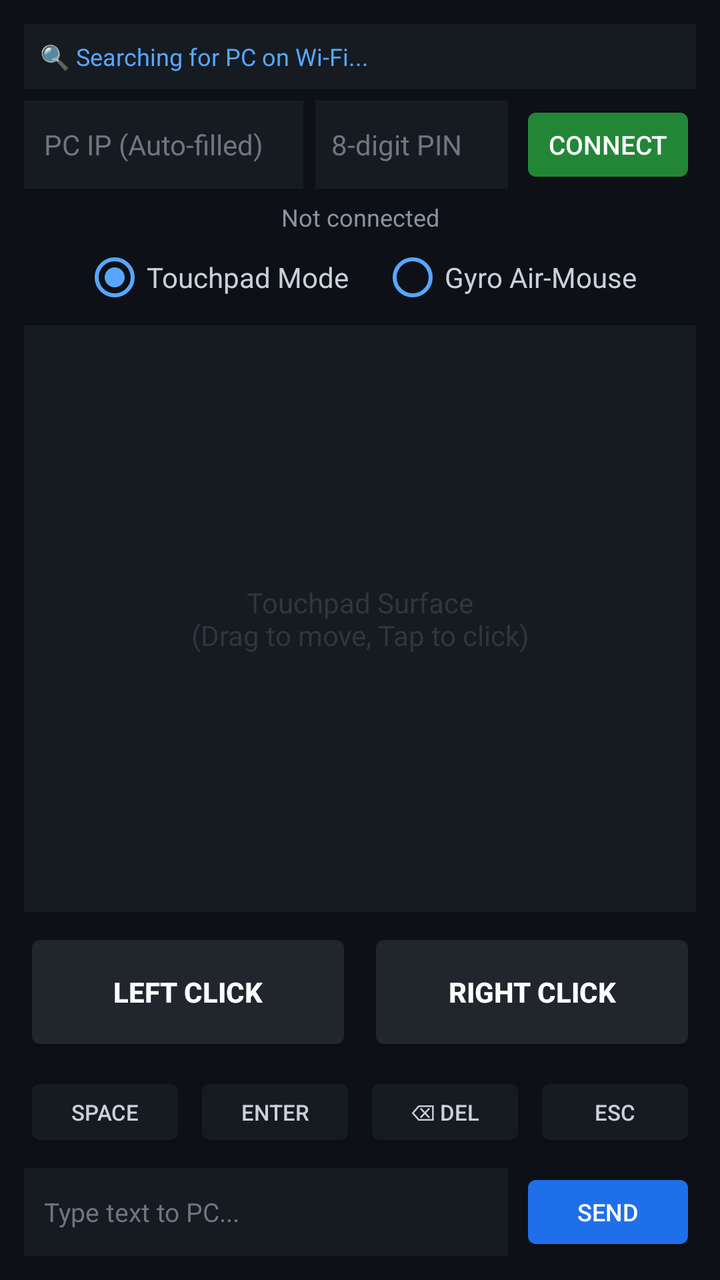
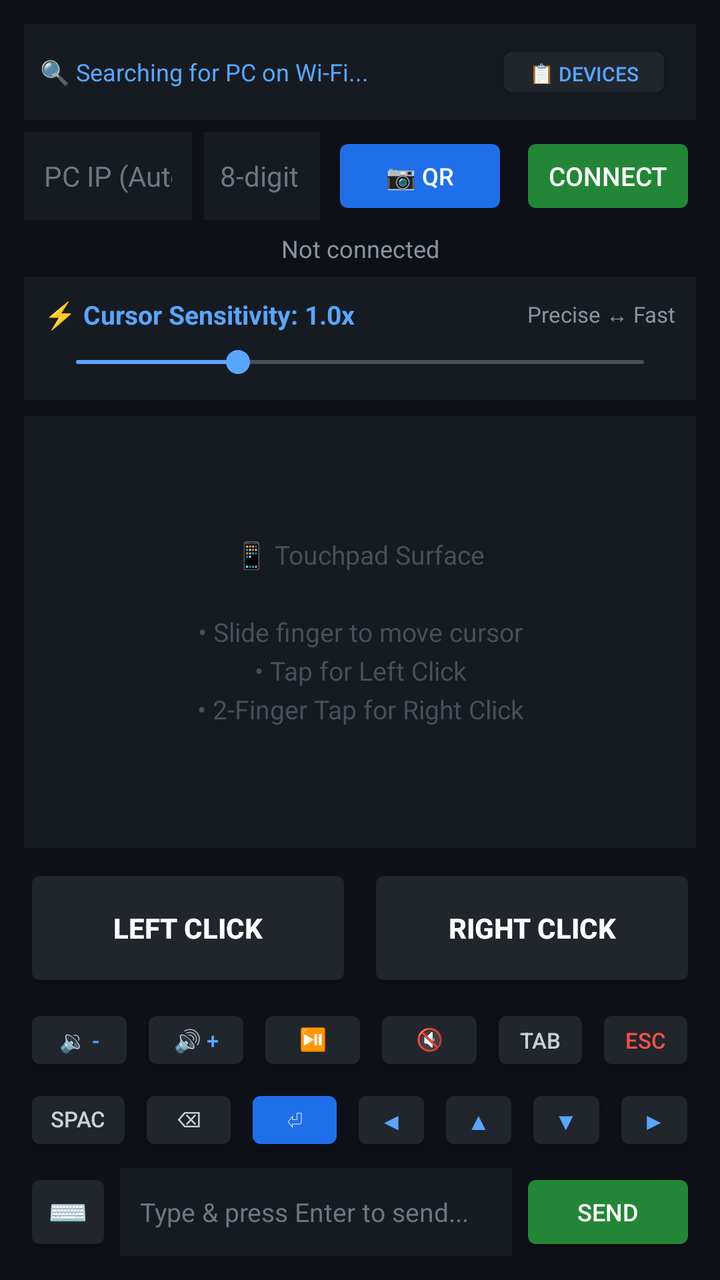

The first picture is an Android layout as it rendered before a commit; the second is the same layout after the commit. The layout source and the unified diff follow.
<!-- AndroidManifest.xml: application theme android:Theme.DeviceDefault.NoActionBar -->
<!-- res/layout/activity_main.xml -->
<?xml version="1.0" encoding="utf-8"?>
<LinearLayout xmlns:android="http://schemas.android.com/apk/res/android"
    android:layout_width="match_parent"
    android:layout_height="match_parent"
    android:orientation="vertical"
    android:background="#0D1117"
    android:padding="12dp">

    
    <LinearLayout
        android:id="@+id/layoutDiscovery"
        android:layout_width="match_parent"
        android:layout_height="wrap_content"
        android:orientation="horizontal"
        android:background="#161B22"
        android:padding="8dp"
        android:gravity="center_vertical"
        android:layout_marginBottom="6dp">

        <TextView
            android:id="@+id/tvDiscoveryStatus"
            android:layout_width="0dp"
            android:layout_height="wrap_content"
            android:layout_weight="1"
            android:text="🔍 Searching for PC on Wi-Fi..."
            android:textColor="#58A6FF"
            android:textSize="12sp" />

        <Button
            android:id="@+id/btnForget"
            android:layout_width="wrap_content"
            android:layout_height="32dp"
            android:text="Forget"
            android:textSize="10sp"
            android:visibility="gone"
            android:backgroundTint="#21262D"
            android:textColor="#F85149" />
    </LinearLayout>

    
    <LinearLayout
        android:layout_width="match_parent"
        android:layout_height="wrap_content"
        android:orientation="horizontal"
        android:gravity="center_vertical">

        <EditText
            android:id="@+id/etIp"
            android:layout_width="0dp"
            android:layout_height="44dp"
            android:layout_weight="1.6"
            android:hint="PC IP (Auto-filled)"
            android:textColorHint="#6E7681"
            android:textColor="#FFFFFF"
            android:background="#161B22"
            android:paddingHorizontal="10dp"
            android:textSize="14sp"
            android:inputType="textUri" />

        <EditText
            android:id="@+id/etPin"
            android:layout_width="0dp"
            android:layout_height="44dp"
            android:layout_weight="1.1"
            android:layout_marginStart="6dp"
            android:hint="8-digit PIN"
            android:textColorHint="#6E7681"
            android:textColor="#FFFFFF"
            android:background="#161B22"
            android:paddingHorizontal="8dp"
            android:textSize="14sp"
            android:maxLength="8"
            android:inputType="number" />

        <Button
            android:id="@+id/btnConnect"
            android:layout_width="wrap_content"
            android:layout_height="44dp"
            android:layout_marginStart="6dp"
            android:text="Connect"
            android:textSize="13sp"
            android:backgroundTint="#238636"
            android:textColor="#FFFFFF" />
    </LinearLayout>

    
    <TextView
        android:id="@+id/tvStatus"
        android:layout_width="match_parent"
        android:layout_height="wrap_content"
        android:text="Not connected"
        android:textColor="#8B949E"
        android:textSize="12sp"
        android:gravity="center"
        android:layout_marginVertical="6dp" />

    
    <RadioGroup
        android:id="@+id/rgMode"
        android:layout_width="match_parent"
        android:layout_height="wrap_content"
        android:orientation="horizontal"
        android:gravity="center"
        android:layout_marginBottom="8dp">

        <RadioButton
            android:id="@+id/rbTouchpad"
            android:layout_width="wrap_content"
            android:layout_height="wrap_content"
            android:text="Touchpad Mode"
            android:textColor="#C9D1D9"
            android:checked="true"
            android:buttonTint="#58A6FF"
            android:layout_marginEnd="16dp" />

        <RadioButton
            android:id="@+id/rbAirMouse"
            android:layout_width="wrap_content"
            android:layout_height="wrap_content"
            android:text="Gyro Air-Mouse"
            android:textColor="#C9D1D9"
            android:buttonTint="#58A6FF" />
    </RadioGroup>

    
    <Button
        android:id="@+id/btnRecenter"
        android:layout_width="match_parent"
        android:layout_height="44dp"
        android:text="Pause Motion"
        android:visibility="gone"
        android:backgroundTint="#30363D"
        android:textColor="#58A6FF"
        android:layout_marginBottom="8dp" />

    
    <FrameLayout
        android:id="@+id/viewTouchpad"
        android:layout_width="match_parent"
        android:layout_height="0dp"
        android:layout_weight="1"
        android:background="#161B22">

        <TextView
            android:layout_width="wrap_content"
            android:layout_height="wrap_content"
            android:text="Touchpad Surface\n(Drag to move, Tap to click)"
            android:textColor="#30363D"
            android:textSize="14sp"
            android:gravity="center"
            android:layout_gravity="center" />
    </FrameLayout>

    
    <LinearLayout
        android:layout_width="match_parent"
        android:layout_height="64dp"
        android:orientation="horizontal"
        android:layout_marginTop="8dp">

        <Button
            android:id="@+id/btnLeftClick"
            android:layout_width="0dp"
            android:layout_height="match_parent"
            android:layout_weight="1"
            android:text="LEFT CLICK"
            android:textSize="14sp"
            android:textStyle="bold"
            android:backgroundTint="#21262D"
            android:textColor="#FFFFFF" />

        <Button
            android:id="@+id/btnRightClick"
            android:layout_width="0dp"
            android:layout_height="match_parent"
            android:layout_weight="1"
            android:layout_marginStart="8dp"
            android:text="RIGHT CLICK"
            android:textSize="14sp"
            android:textStyle="bold"
            android:backgroundTint="#21262D"
            android:textColor="#FFFFFF" />
    </LinearLayout>

    
    <LinearLayout
        android:layout_width="match_parent"
        android:layout_height="40dp"
        android:orientation="horizontal"
        android:layout_marginTop="8dp">

        <Button
            android:id="@+id/btnKeySpace"
            android:layout_width="0dp"
            android:layout_height="match_parent"
            android:layout_weight="1"
            android:text="Space"
            android:textSize="11sp"
            android:backgroundTint="#161B22"
            android:textColor="#C9D1D9" />

        <Button
            android:id="@+id/btnKeyEnter"
            android:layout_width="0dp"
            android:layout_height="match_parent"
            android:layout_weight="1"
            android:layout_marginStart="4dp"
            android:text="Enter"
            android:textSize="11sp"
            android:backgroundTint="#161B22"
            android:textColor="#C9D1D9" />

        <Button
            android:id="@+id/btnKeyBackspace"
            android:layout_width="0dp"
            android:layout_height="match_parent"
            android:layout_weight="1"
            android:layout_marginStart="4dp"
            android:text="⌫ Del"
            android:textSize="11sp"
            android:backgroundTint="#161B22"
            android:textColor="#C9D1D9" />

        <Button
            android:id="@+id/btnKeyEsc"
            android:layout_width="0dp"
            android:layout_height="match_parent"
            android:layout_weight="1"
            android:layout_marginStart="4dp"
            android:text="Esc"
            android:textSize="11sp"
            android:backgroundTint="#161B22"
            android:textColor="#C9D1D9" />
    </LinearLayout>

    
    <LinearLayout
        android:layout_width="match_parent"
        android:layout_height="44dp"
        android:orientation="horizontal"
        android:layout_marginTop="8dp">

        <EditText
            android:id="@+id/etTextInput"
            android:layout_width="0dp"
            android:layout_height="match_parent"
            android:layout_weight="1"
            android:hint="Type text to PC..."
            android:textColorHint="#6E7681"
            android:textColor="#FFFFFF"
            android:background="#161B22"
            android:paddingHorizontal="10dp"
            android:textSize="13sp" />

        <Button
            android:id="@+id/btnSendText"
            android:layout_width="wrap_content"
            android:layout_height="match_parent"
            android:layout_marginStart="6dp"
            android:text="Send"
            android:textSize="12sp"
            android:backgroundTint="#1F6FEB"
            android:textColor="#FFFFFF" />
    </LinearLayout>

</LinearLayout>
<!-- resources referenced by this layout -->
<resources>

</resources>

<!-- the commit's change to res/layout/activity_main.xml (unified diff, before → after) -->
@@ -27,6 +27,16 @@
             android:textSize="12sp" />
 
         <Button
+            android:id="@+id/btnDevicesList"
+            android:layout_width="wrap_content"
+            android:layout_height="32dp"
+            android:text="📋 Devices"
+            android:textSize="10sp"
+            android:backgroundTint="#21262D"
+            android:textColor="#58A6FF"
+            android:layout_marginEnd="4dp" />
+
+        <Button
             android:id="@+id/btnForget"
             android:layout_width="wrap_content"
             android:layout_height="32dp"
@@ -53,7 +63,8 @@
             android:textColorHint="#6E7681"
             android:textColor="#FFFFFF"
             android:background="#161B22"
-            android:paddingHorizontal="10dp"
+            android:paddingLeft="10dp"
+            android:paddingRight="10dp"
             android:textSize="14sp"
             android:inputType="textUri" />
 
@@ -67,10 +78,21 @@
             android:textColorHint="#6E7681"
             android:textColor="#FFFFFF"
             android:background="#161B22"
-            android:paddingHorizontal="8dp"
+            android:paddingLeft="8dp"
+            android:paddingRight="8dp"
             android:textSize="14sp"
             android:maxLength="8"
             android:inputType="number" />
+
+        <Button
+            android:id="@+id/btnScanQr"
+            android:layout_width="wrap_content"
+            android:layout_height="44dp"
+            android:layout_marginStart="6dp"
+            android:text="📷 QR"
+            android:textSize="12sp"
+            android:backgroundTint="#1F6FEB"
+            android:textColor="#FFFFFF" />
 
         <Button
             android:id="@+id/btnConnect"
@@ -95,43 +117,49 @@
         android:layout_marginVertical="6dp" />
 
     
-    <RadioGroup
-        android:id="@+id/rgMode"
+    <LinearLayout
+        android:id="@+id/layoutSensitivity"
         android:layout_width="match_parent"
         android:layout_height="wrap_content"
-        android:orientation="horizontal"
-        android:gravity="center"
+        android:orientation="vertical"
+        android:background="#161B22"
+        android:padding="10dp"
         android:layout_marginBottom="8dp">
 
-        <RadioButton
-            android:id="@+id/rbTouchpad"
-            android:layout_width="wrap_content"
+        <LinearLayout
+            android:layout_width="match_parent"
             android:layout_height="wrap_content"
-            android:text="Touchpad Mode"
-            android:textColor="#C9D1D9"
-            android:checked="true"
-            android:buttonTint="#58A6FF"
-            android:layout_marginEnd="16dp" />
-
-        <RadioButton
-            android:id="@+id/rbAirMouse"
-            android:layout_width="wrap_content"
+            android:orientation="horizontal"
+            android:gravity="center_vertical">
+
+            <TextView
+                android:id="@+id/tvSensitivityLabel"
+                android:layout_width="0dp"
+                android:layout_height="wrap_content"
+                android:layout_weight="1"
+                android:text="⚡ Cursor Sensitivity: 1.0x"
+                android:textColor="#58A6FF"
+                android:textSize="13sp"
+                android:textStyle="bold" />
+
+            <TextView
+                android:layout_width="wrap_content"
+                android:layout_height="wrap_content"
+                android:text="Precise ↔ Fast"
+                android:textColor="#8B949E"
+                android:textSize="11sp" />
+        </LinearLayout>
+
+        <SeekBar
+            android:id="@+id/sbSensitivity"
+            android:layout_width="match_parent"
             android:layout_height="wrap_content"
-            android:text="Gyro Air-Mouse"
-            android:textColor="#C9D1D9"
-            android:buttonTint="#58A6FF" />
-    </RadioGroup>
-
-    
-    <Button
-        android:id="@+id/btnRecenter"
-        android:layout_width="match_parent"
-        android:layout_height="44dp"
-        android:text="Pause Motion"
-        android:visibility="gone"
-        android:backgroundTint="#30363D"
-        android:textColor="#58A6FF"
-        android:layout_marginBottom="8dp" />
+            android:max="280"
+            android:progress="80"
+            android:progressTint="#58A6FF"
+            android:thumbTint="#58A6FF"
+            android:layout_marginTop="6dp" />
+    </LinearLayout>
 
     
     <FrameLayout
@@ -139,14 +167,16 @@
         android:layout_width="match_parent"
         android:layout_height="0dp"
         android:layout_weight="1"
+        android:visibility="visible"
         android:background="#161B22">
 
         <TextView
             android:layout_width="wrap_content"
             android:layout_height="wrap_content"
-            android:text="Touchpad Surface\n(Drag to move, Tap to click)"
-            android:textColor="#30363D"
-            android:textSize="14sp"
+            android:text="📱 Touchpad Surface\n\n• Slide finger to move cursor\n• Tap for Left Click\n• 2-Finger Tap for Right Click"
+            android:textColor="#484F58"
+            android:textSize="13sp"
+            android:lineSpacingExtra="4dp"
             android:gravity="center"
             android:layout_gravity="center" />
     </FrameLayout>
@@ -185,52 +215,158 @@
     
     <LinearLayout
         android:layout_width="match_parent"
-        android:layout_height="40dp"
-        android:orientation="horizontal"
-        android:layout_marginTop="8dp">
+        android:layout_height="36dp"
+        android:orientation="horizontal"
+        android:layout_marginTop="6dp">
+
+        <Button
+            android:id="@+id/btnKeyVolDown"
+            android:layout_width="0dp"
+            android:layout_height="match_parent"
+            android:layout_weight="1"
+            android:text="🔉 -"
+            android:textSize="11sp"
+            android:backgroundTint="#21262D"
+            android:textColor="#58A6FF" />
+
+        <Button
+            android:id="@+id/btnKeyVolUp"
+            android:layout_width="0dp"
+            android:layout_height="match_parent"
+            android:layout_weight="1"
+            android:layout_marginStart="3dp"
+            android:text="🔊 +"
+            android:textSize="11sp"
+            android:backgroundTint="#21262D"
+            android:textColor="#58A6FF" />
+
+        <Button
+            android:id="@+id/btnKeyPlayPause"
+            android:layout_width="0dp"
+            android:layout_height="match_parent"
+            android:layout_weight="1"
+            android:layout_marginStart="3dp"
+            android:text="⏯️ Play"
+            android:textSize="11sp"
+            android:backgroundTint="#21262D"
+            android:textColor="#58A6FF" />
+
+        <Button
+            android:id="@+id/btnKeyMute"
+            android:layout_width="0dp"
+            android:layout_height="match_parent"
+            android:layout_weight="1"
+            android:layout_marginStart="3dp"
+            android:text="🔇 Mute"
+            android:textSize="11sp"
+            android:backgroundTint="#21262D"
+            android:textColor="#8B949E" />
+
+        <Button
+            android:id="@+id/btnKeyTab"
+            android:layout_width="0dp"
+            android:layout_height="match_parent"
+            android:layout_weight="0.9"
+            android:layout_marginStart="3dp"
+            android:text="Tab"
+            android:textSize="11sp"
+            android:backgroundTint="#21262D"
+            android:textColor="#C9D1D9" />
+
+        <Button
+            android:id="@+id/btnKeyEsc"
+            android:layout_width="0dp"
+            android:layout_height="match_parent"
+            android:layout_weight="0.9"
+            android:layout_marginStart="3dp"
+            android:text="Esc"
+            android:textSize="11sp"
+            android:backgroundTint="#21262D"
+            android:textColor="#F85149" />
+    </LinearLayout>
+
+    
+    <LinearLayout
+        android:layout_width="match_parent"
+        android:layout_height="36dp"
+        android:orientation="horizontal"
+        android:layout_marginTop="4dp">
 
         <Button
             android:id="@+id/btnKeySpace"
             android:layout_width="0dp"
             android:layout_height="match_parent"
-            android:layout_weight="1"
+            android:layout_weight="1.2"
             android:text="Space"
             android:textSize="11sp"
-            android:backgroundTint="#161B22"
+            android:backgroundTint="#21262D"
             android:textColor="#C9D1D9" />
 
         <Button
+            android:id="@+id/btnKeyBackspace"
+            android:layout_width="0dp"
+            android:layout_height="match_parent"
+            android:layout_weight="1.1"
+            android:layout_marginStart="3dp"
+            android:text="⌫ Del"
+            android:textSize="11sp"
+            android:backgroundTint="#21262D"
+            android:textColor="#C9D1D9" />
+
+        <Button
             android:id="@+id/btnKeyEnter"
             android:layout_width="0dp"
             android:layout_height="match_parent"
-            android:layout_weight="1"
-            android:layout_marginStart="4dp"
-            android:text="Enter"
-            android:textSize="11sp"
-            android:backgroundTint="#161B22"
-            android:textColor="#C9D1D9" />
-
-        <Button
-            android:id="@+id/btnKeyBackspace"
-            android:layout_width="0dp"
-            android:layout_height="match_parent"
-            android:layout_weight="1"
-            android:layout_marginStart="4dp"
-            android:text="⌫ Del"
-            android:textSize="11sp"
-            android:backgroundTint="#161B22"
-            android:textColor="#C9D1D9" />
-
-        <Button
-            android:id="@+id/btnKeyEsc"
-            android:layout_width="0dp"
-            android:layout_height="match_parent"
-            android:layout_weight="1"
-            android:layout_marginStart="4dp"
-            android:text="Esc"
-            android:textSize="11sp"
-            android:backgroundTint="#161B22"
-            android:textColor="#C9D1D9" />
+            android:layout_weight="1.1"
+            android:layout_marginStart="3dp"
+            android:text="⏎ Enter"
+            android:textSize="11sp"
+            android:backgroundTint="#1F6FEB"
+            android:textColor="#FFFFFF" />
+
+        <Button
+            android:id="@+id/btnKeyLeft"
+            android:layout_width="0dp"
+            android:layout_height="match_parent"
+            android:layout_weight="0.9"
+            android:layout_marginStart="3dp"
+            android:text="◀"
+            android:textSize="12sp"
+            android:backgroundTint="#21262D"
+            android:textColor="#58A6FF" />
+
+        <Button
+            android:id="@+id/btnKeyUp"
+            android:layout_width="0dp"
+            android:layout_height="match_parent"
+            android:layout_weight="0.9"
+            android:layout_marginStart="3dp"
+            android:text="▲"
+            android:textSize="12sp"
+            android:backgroundTint="#21262D"
+            android:textColor="#58A6FF" />
+
+        <Button
+            android:id="@+id/btnKeyDown"
+            android:layout_width="0dp"
+            android:layout_height="match_parent"
+            android:layout_weight="0.9"
+            android:layout_marginStart="3dp"
+            android:text="▼"
+            android:textSize="12sp"
+            android:backgroundTint="#21262D"
+            android:textColor="#58A6FF" />
+
+        <Button
+            android:id="@+id/btnKeyRight"
+            android:layout_width="0dp"
+            android:layout_height="match_parent"
+            android:layout_weight="0.9"
+            android:layout_marginStart="3dp"
+            android:text="▶"
+            android:textSize="12sp"
+            android:backgroundTint="#21262D"
+            android:textColor="#58A6FF" />
     </LinearLayout>
 
     
@@ -238,28 +374,42 @@
         android:layout_width="match_parent"
         android:layout_height="44dp"
         android:orientation="horizontal"
-        android:layout_marginTop="8dp">
+        android:layout_marginTop="6dp">
+
+        <Button
+            android:id="@+id/btnShowKeyboard"
+            android:layout_width="44dp"
+            android:layout_height="match_parent"
+            android:text="⌨️"
+            android:textSize="16sp"
+            android:backgroundTint="#21262D"
+            android:padding="0dp"
+            android:textColor="#FFFFFF" />
 
         <EditText
             android:id="@+id/etTextInput"
             android:layout_width="0dp"
             android:layout_height="match_parent"
             android:layout_weight="1"
-            android:hint="Type text to PC..."
+            android:layout_marginStart="4dp"
+            android:hint="Type &amp; press Enter to send..."
             android:textColorHint="#6E7681"
             android:textColor="#FFFFFF"
             android:background="#161B22"
-            android:paddingHorizontal="10dp"
-            android:textSize="13sp" />
+            android:paddingLeft="10dp"
+            android:paddingRight="10dp"
+            android:textSize="13sp"
+            android:inputType="text|textCapSentences"
+            android:imeOptions="actionSend" />
 
         <Button
             android:id="@+id/btnSendText"
             android:layout_width="wrap_content"
             android:layout_height="match_parent"
-            android:layout_marginStart="6dp"
+            android:layout_marginStart="4dp"
             android:text="Send"
             android:textSize="12sp"
-            android:backgroundTint="#1F6FEB"
+            android:backgroundTint="#238636"
             android:textColor="#FFFFFF" />
     </LinearLayout>
 
